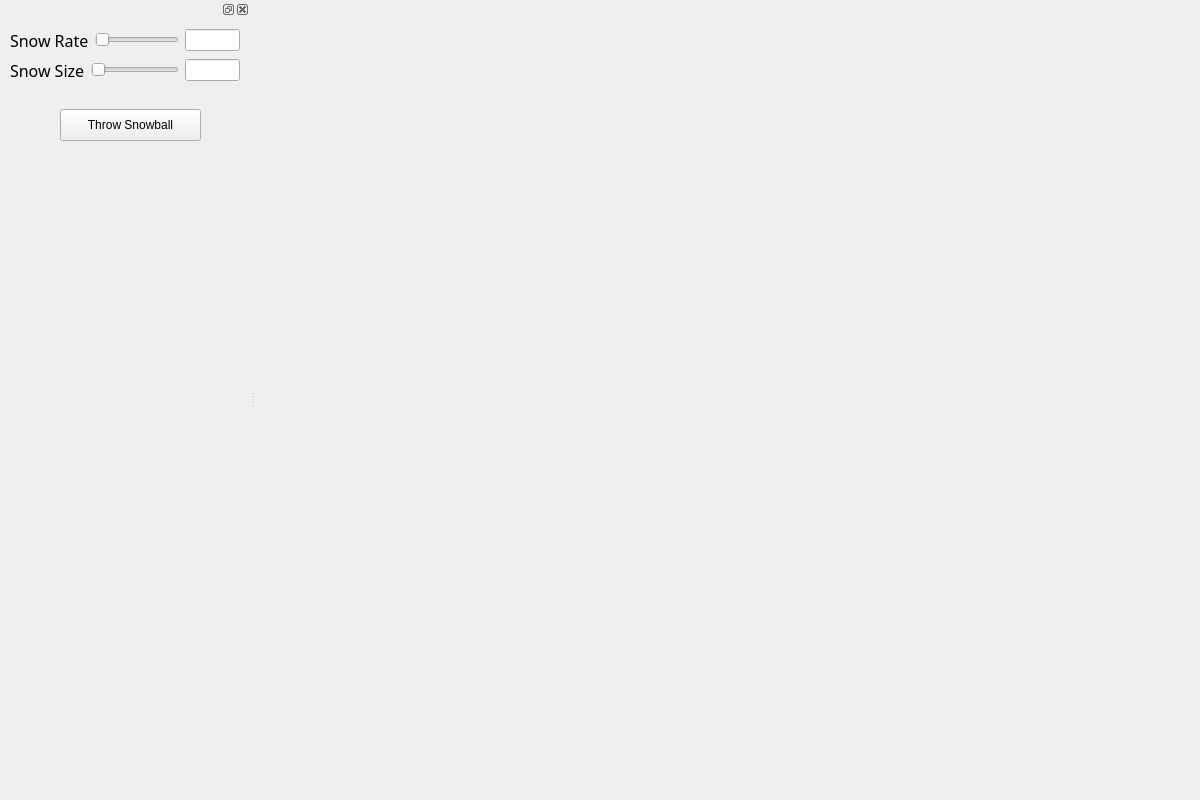
This is ui/mainwindow.ui in trev1400/cabin-fever as Qt 5 draws it before an edit. The edited form follows.
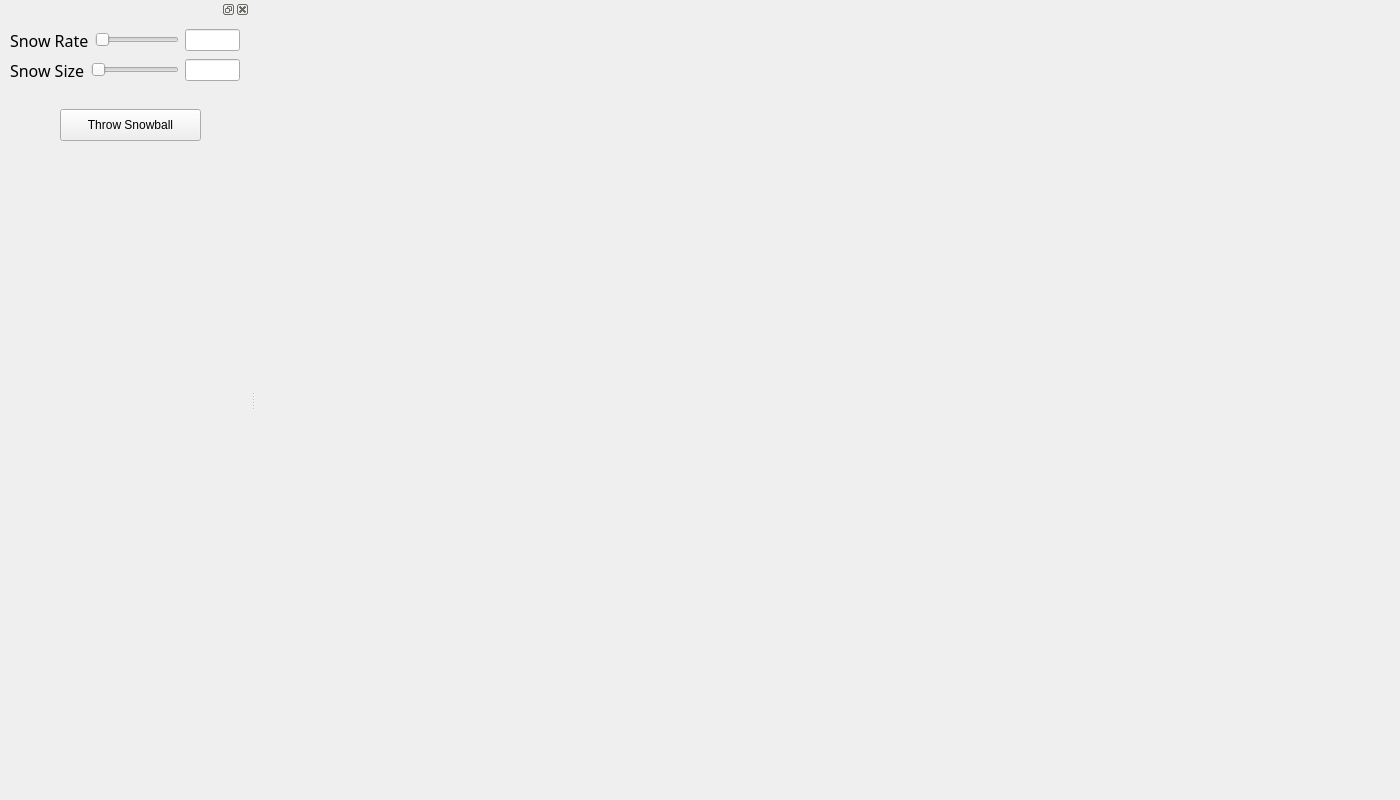
This is the edited form.

Diff of the .ui file:
```diff
--- a/ui/mainwindow.ui
+++ b/ui/mainwindow.ui
@@ -6,7 +6,7 @@
    <rect>
     <x>0</x>
     <y>0</y>
-    <width>1200</width>
+    <width>1400</width>
     <height>800</height>
    </rect>
   </property>
```
